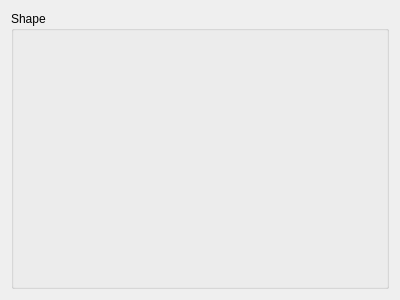
First picture: the form in ui/ShapeWidget.ui, repository ThomasKroes/exposure-render.ercore, before the edit.
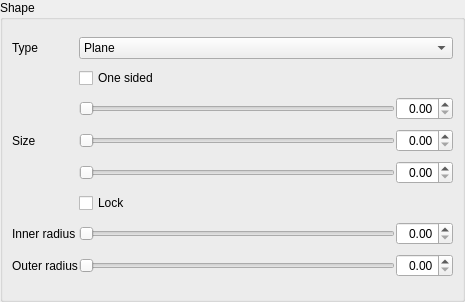
Second picture: the form after the edit.

```diff
--- a/ui/ShapeWidget.ui
+++ b/ui/ShapeWidget.ui
@@ -6,20 +6,174 @@
    <rect>
     <x>0</x>
     <y>0</y>
-    <width>400</width>
-    <height>300</height>
+    <width>465</width>
+    <height>302</height>
    </rect>
   </property>
   <property name="windowTitle">
    <string>Shape</string>
   </property>
   <layout class="QVBoxLayout" name="verticalLayout">
+   <property name="margin">
+    <number>0</number>
+   </property>
    <item>
     <widget class="QGroupBox" name="ShapeGroupBox">
      <property name="title">
       <string>Shape</string>
      </property>
-     <layout class="QVBoxLayout" name="verticalLayout_2"/>
+     <layout class="QGridLayout" name="gridLayout">
+      <property name="spacing">
+       <number>1</number>
+      </property>
+      <item row="8" column="1">
+       <widget class="QSlider" name="OuterRadiusSlider">
+        <property name="orientation">
+         <enum>Qt::Horizontal</enum>
+        </property>
+       </widget>
+      </item>
+      <item row="1" column="0">
+       <widget class="QLabel" name="TypeLabel">
+        <property name="text">
+         <string>Type</string>
+        </property>
+       </widget>
+      </item>
+      <item row="8" column="0">
+       <widget class="QLabel" name="OuterRadiusLabel">
+        <property name="text">
+         <string>Outer radius</string>
+        </property>
+       </widget>
+      </item>
+      <item row="3" column="1">
+       <widget class="QSlider" name="SizeXSlider">
+        <property name="orientation">
+         <enum>Qt::Horizontal</enum>
+        </property>
+       </widget>
+      </item>
+      <item row="3" column="2">
+       <widget class="QDoubleSpinBox" name="SizeXSpinBox">
+        <property name="alignment">
+         <set>Qt::AlignRight|Qt::AlignTrailing|Qt::AlignVCenter</set>
+        </property>
+       </widget>
+      </item>
+      <item row="4" column="1">
+       <widget class="QSlider" name="SizeYSlider">
+        <property name="orientation">
+         <enum>Qt::Horizontal</enum>
+        </property>
+       </widget>
+      </item>
+      <item row="7" column="2">
+       <widget class="QDoubleSpinBox" name="InnerRadiusSpinBox">
+        <property name="alignment">
+         <set>Qt::AlignRight|Qt::AlignTrailing|Qt::AlignVCenter</set>
+        </property>
+       </widget>
+      </item>
+      <item row="5" column="2">
+       <widget class="QDoubleSpinBox" name="SizeZSpinBox">
+        <property name="alignment">
+         <set>Qt::AlignRight|Qt::AlignTrailing|Qt::AlignVCenter</set>
+        </property>
+       </widget>
+      </item>
+      <item row="5" column="1">
+       <widget class="QSlider" name="SizeZSlider">
+        <property name="orientation">
+         <enum>Qt::Horizontal</enum>
+        </property>
+       </widget>
+      </item>
+      <item row="7" column="0">
+       <widget class="QLabel" name="InnerRadiusLabel">
+        <property name="text">
+         <string>Inner radius</string>
+        </property>
+       </widget>
+      </item>
+      <item row="7" column="1">
+       <widget class="QSlider" name="InnerRadiusSlider">
+        <property name="orientation">
+         <enum>Qt::Horizontal</enum>
+        </property>
+       </widget>
+      </item>
+      <item row="8" column="2">
+       <widget class="QDoubleSpinBox" name="OuterRadiusSpinBox">
+        <property name="alignment">
+         <set>Qt::AlignRight|Qt::AlignTrailing|Qt::AlignVCenter</set>
+        </property>
+       </widget>
+      </item>
+      <item row="6" column="1" colspan="2">
+       <widget class="QCheckBox" name="SizeLockCheckBox">
+        <property name="text">
+         <string>Lock</string>
+        </property>
+       </widget>
+      </item>
+      <item row="4" column="2">
+       <widget class="QDoubleSpinBox" name="SizeYSpinBox">
+        <property name="alignment">
+         <set>Qt::AlignRight|Qt::AlignTrailing|Qt::AlignVCenter</set>
+        </property>
+       </widget>
+      </item>
+      <item row="2" column="1" colspan="2">
+       <widget class="QCheckBox" name="OneSidedCheckBox">
+        <property name="text">
+         <string>One sided</string>
+        </property>
+       </widget>
+      </item>
+      <item row="1" column="1" colspan="2">
+       <widget class="QComboBox" name="TypeComboBox">
+        <property name="sizePolicy">
+         <sizepolicy hsizetype="Expanding" vsizetype="Fixed">
+          <horstretch>0</horstretch>
+          <verstretch>0</verstretch>
+         </sizepolicy>
+        </property>
+        <item>
+         <property name="text">
+          <string>Plane</string>
+         </property>
+        </item>
+        <item>
+         <property name="text">
+          <string>Disk</string>
+         </property>
+        </item>
+        <item>
+         <property name="text">
+          <string>Ring</string>
+         </property>
+        </item>
+        <item>
+         <property name="text">
+          <string>Box</string>
+         </property>
+        </item>
+        <item>
+         <property name="text">
+          <string>Sphere</string>
+         </property>
+        </item>
+       </widget>
+      </item>
+      <item row="3" column="0" rowspan="3">
+       <widget class="QLabel" name="WidthLabel">
+        <property name="text">
+         <string>Size</string>
+        </property>
+       </widget>
+      </item>
+     </layout>
     </widget>
    </item>
   </layout>
```
